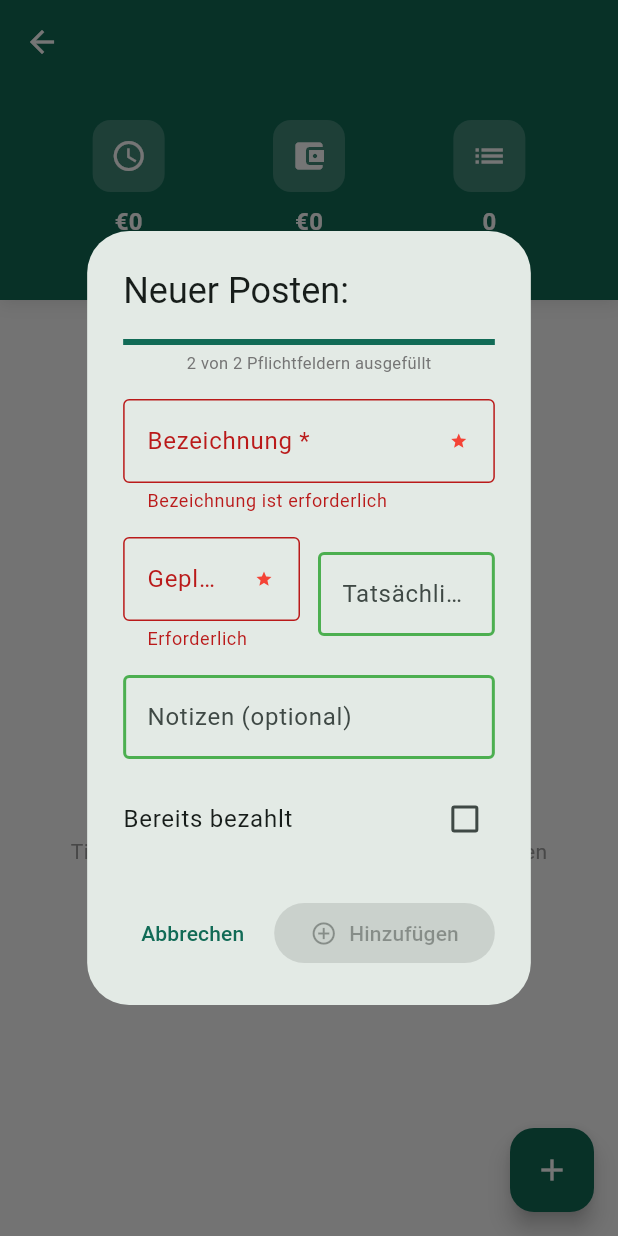
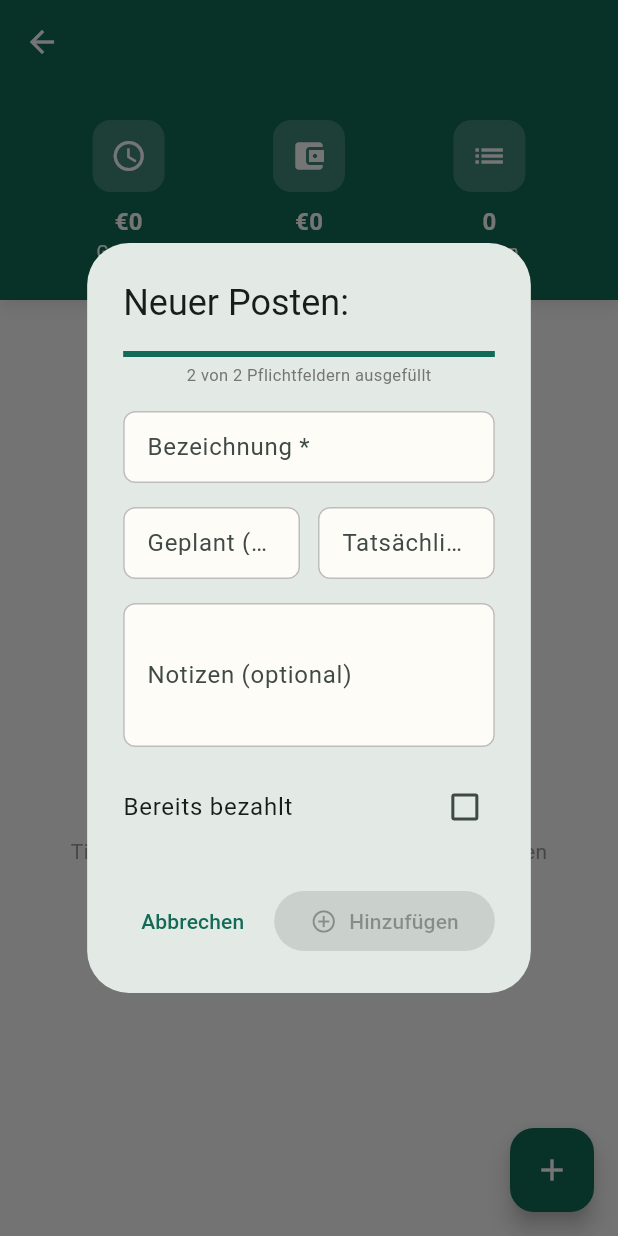
Before and after one commit to Hans-byte2/Hochzeitsapp, a Flutter app: the CategoryDetailPage screen opened directly with empty values, after a tap on the "add" icon, on a phone screen of 412 x 824 dp. Run offline on Flutter 3.47's test engine with Material 3 defaults, Android fonts, the phone set to English and light mode, and no system bars; our stand-ins replace file_picker, fl_chart, flutter_local_notifications, flutter_riverpod, image_picker, open_filex and 7 more; missing offline and left inert: excel; accounts and stored records are empty.

Commit message:
Feature: Zwischenstand

```diff
--- a/lib/screens/budget_detail_screen.dart
+++ b/lib/screens/budget_detail_screen.dart
@@ -472,7 +472,7 @@
 }
 
 // ============================================================================
-// ADD BUDGET ITEM DIALOG - Mit Smart Validation
+// ADD BUDGET ITEM DIALOG - Mit Smart Validation UND InputFormatter
 // ============================================================================
 
 class _AddBudgetItemDialog extends StatefulWidget {
@@ -521,6 +521,13 @@
         (_fieldValidation['planned'] ?? false);
   }
 
+  double? _parseGermanNumber(String value) {
+    if (value.trim().isEmpty) return null;
+    // Ersetze Komma durch Punkt
+    final normalized = value.trim().replaceAll(',', '.');
+    return double.tryParse(normalized);
+  }
+
   Future<void> _save() async {
     if (!_isFormValid) return;
 
@@ -528,8 +535,8 @@
       final db = await DatabaseHelper.instance.database;
       await db.insert('budget_items', {
         'name': _nameController.text.trim(),
-        'planned': double.tryParse(_plannedController.text) ?? 0.0,
-        'actual': double.tryParse(_actualController.text) ?? 0.0,
+        'planned': _parseGermanNumber(_plannedController.text) ?? 0.0,
+        'actual': _parseGermanNumber(_actualController.text) ?? 0.0,
         'category': widget.category,
         'notes': _notesController.text.trim(),
         'paid': _isPaid ? 1 : 0,
@@ -613,7 +620,7 @@
 
             const SizedBox(height: 16),
 
-            // Geplant / Tatsächlich
+            // Geplant / Tatsächlich MIT INPUT FORMATTER
             Row(
               children: [
                 Expanded(
@@ -624,16 +631,16 @@
                     controller: _plannedController,
                     onValidationChanged: _updateFieldValidation,
                     isDisabled: false,
-                    keyboardType: TextInputType.number,
+                    keyboardType: const TextInputType.numberWithOptions(
+                      decimal: true,
+                    ),
                     validator: (value) {
                       if (value == null || value.trim().isEmpty) {
                         return 'Erforderlich';
                       }
-                      final parsed = double.tryParse(
-                        value.replaceAll(',', '.'),
-                      );
+                      final parsed = _parseGermanNumber(value);
                       if (parsed == null) {
-                        return 'Ungültig';
+                        return 'Ungültige Zahl';
                       }
                       if (parsed < 0) {
                         return 'Muss ≥ 0 sein';
@@ -652,14 +659,14 @@
                     controller: _actualController,
                     onValidationChanged: _updateFieldValidation,
                     isDisabled: false,
-                    keyboardType: TextInputType.number,
+                    keyboardType: const TextInputType.numberWithOptions(
+                      decimal: true,
+                    ),
                     validator: (value) {
                       if (value != null && value.trim().isNotEmpty) {
-                        final parsed = double.tryParse(
-                          value.replaceAll(',', '.'),
-                        );
+                        final parsed = _parseGermanNumber(value);
                         if (parsed == null) {
-                          return 'Ungültig';
+                          return 'Ungültige Zahl';
                         }
                         if (parsed < 0) {
                           return 'Muss ≥ 0 sein';
@@ -724,7 +731,7 @@
 }
 
 // ============================================================================
-// EDIT BUDGET ITEM DIALOG - Mit Smart Validation
+// EDIT BUDGET ITEM DIALOG - Mit Smart Validation UND InputFormatter
 // ============================================================================
 
 class _EditBudgetItemDialog extends StatefulWidget {
@@ -795,6 +802,13 @@
         (_fieldValidation['edit_planned'] ?? false);
   }
 
+  double? _parseGermanNumber(String value) {
+    if (value.trim().isEmpty) return null;
+    // Ersetze Komma durch Punkt
+    final normalized = value.trim().replaceAll(',', '.');
+    return double.tryParse(normalized);
+  }
+
   Future<void> _save() async {
     if (!_isFormValid) return;
 
@@ -804,12 +818,8 @@
         'budget_items',
         {
           'name': _nameController.text.trim(),
-          'planned':
-              double.tryParse(_plannedController.text.replaceAll(',', '.')) ??
-              0.0,
-          'actual':
-              double.tryParse(_actualController.text.replaceAll(',', '.')) ??
-              0.0,
+          'planned': _parseGermanNumber(_plannedController.text) ?? 0.0,
+          'actual': _parseGermanNumber(_actualController.text) ?? 0.0,
           'notes': _notesController.text.trim(),
           'paid': _isPaid ? 1 : 0,
         },
@@ -919,7 +929,7 @@
 
             const SizedBox(height: 16),
 
-            // Geplant / Tatsächlich
+            // Geplant / Tatsächlich MIT INPUT FORMATTER
             Row(
               children: [
                 Expanded(
@@ -930,16 +940,16 @@
                     controller: _plannedController,
                     onValidationChanged: _updateFieldValidation,
                     isDisabled: false,
-                    keyboardType: TextInputType.number,
+                    keyboardType: const TextInputType.numberWithOptions(
+                      decimal: true,
+                    ),
                     validator: (value) {
                       if (value == null || value.trim().isEmpty) {
                         return 'Erforderlich';
                       }
-                      final parsed = double.tryParse(
-                        value.replaceAll(',', '.'),
-                      );
+                      final parsed = _parseGermanNumber(value);
                       if (parsed == null) {
-                        return 'Ungültig';
+                        return 'Ungültige Zahl';
                       }
                       if (parsed < 0) {
                         return 'Muss ≥ 0 sein';
@@ -958,14 +968,14 @@
                     controller: _actualController,
                     onValidationChanged: _updateFieldValidation,
                     isDisabled: false,
-                    keyboardType: TextInputType.number,
+                    keyboardType: const TextInputType.numberWithOptions(
+                      decimal: true,
+                    ),
                     validator: (value) {
                       if (value != null && value.trim().isNotEmpty) {
-                        final parsed = double.tryParse(
-                          value.replaceAll(',', '.'),
-                        );
+                        final parsed = _parseGermanNumber(value);
                         if (parsed == null) {
-                          return 'Ungültig';
+                          return 'Ungültige Zahl';
                         }
                         if (parsed < 0) {
                           return 'Muss ≥ 0 sein';
--- a/lib/widgets/forms/smart_text_field.dart
+++ b/lib/widgets/forms/smart_text_field.dart
@@ -1,4 +1,5 @@
 import 'package:flutter/material.dart';
+import 'package:flutter/services.dart';
 
 class SmartTextField extends StatefulWidget {
   final String label;
@@ -8,11 +9,12 @@
   final Function(String, bool) onValidationChanged;
   final bool isDisabled;
   final String? Function(String?)? validator;
+  final TextInputType? keyboardType;
   final TextInputAction? textInputAction;
-  final TextInputType? keyboardType;
+  final List<TextInputFormatter>? inputFormatters; // NEU!
 
   const SmartTextField({
-    super.key,
+    Key? key,
     required this.label,
     required this.fieldKey,
     required this.isRequired,
@@ -20,99 +22,129 @@
     required this.onValidationChanged,
     required this.isDisabled,
     this.validator,
+    this.keyboardType,
     this.textInputAction,
-    this.keyboardType,
-  });
+    this.inputFormatters, // NEU!
+  }) : super(key: key);
 
   @override
   State<SmartTextField> createState() => _SmartTextFieldState();
 }
 
 class _SmartTextFieldState extends State<SmartTextField> {
+  bool _isValid = false;
   String? _errorText;
-  bool _isValid = false;
+  bool _hasInteracted = false;
 
   @override
   void initState() {
     super.initState();
-    widget.controller.addListener(_validateField);
-    // Initiale Validierung NACH dem Build
+    widget.controller.addListener(_onTextChanged);
+    // Initiale Validierung
     WidgetsBinding.instance.addPostFrameCallback((_) {
-      _validateField();
+      _validateField(widget.controller.text);
     });
   }
 
   @override
   void dispose() {
-    widget.controller.removeListener(_validateField);
+    widget.controller.removeListener(_onTextChanged);
     super.dispose();
   }
 
-  void _validateField() {
-    final value = widget.controller.text;
+  void _onTextChanged() {
+    if (_hasInteracted) {
+      _validateField(widget.controller.text);
+    }
+  }
+
+  void _validateField(String value) {
+    if (!mounted) return;
+
+    final validator = widget.validator;
     String? error;
     bool isValid = false;
 
-    if (widget.validator != null) {
-      error = widget.validator!(value);
+    if (validator != null) {
+      error = validator(value);
       isValid = error == null;
-    } else if (widget.isRequired) {
-      isValid = value.trim().isNotEmpty;
-      error = isValid ? null : '${widget.label} ist erforderlich';
     } else {
-      isValid = true;
+      // Standard-Validierung wenn kein validator angegeben
+      if (widget.isRequired) {
+        isValid = value.trim().isNotEmpty;
+        error = isValid ? null : 'Dieses Feld ist erforderlich';
+      } else {
+        isValid = true;
+      }
     }
 
-    // WICHTIG: setState nur wenn sich was geändert hat
-    if (_errorText != error || _isValid != isValid) {
-      setState(() {
-        _errorText = error;
-        _isValid = isValid;
-      });
+    setState(() {
+      _isValid = isValid;
+      _errorText = error;
+    });
 
-      // Callback NACH setState
-      widget.onValidationChanged(widget.fieldKey, isValid);
-    }
+    widget.onValidationChanged(widget.fieldKey, isValid);
   }
 
   @override
   Widget build(BuildContext context) {
+    final scheme = Theme.of(context).colorScheme;
+
     return TextField(
       controller: widget.controller,
       enabled: !widget.isDisabled,
+      keyboardType: widget.keyboardType,
       textInputAction: widget.textInputAction,
-      keyboardType: widget.keyboardType,
-      style: TextStyle(
-        color: widget.isDisabled ? Colors.grey : Colors.black87,
-        fontWeight: widget.isDisabled ? FontWeight.bold : FontWeight.normal,
-      ),
+      inputFormatters: widget.inputFormatters, // NEU!
+      maxLines: widget.keyboardType == TextInputType.multiline ? 3 : 1,
+      onChanged: (value) {
+        if (!_hasInteracted) {
+          setState(() => _hasInteracted = true);
+        }
+        _validateField(value);
+      },
       decoration: InputDecoration(
-        labelText: '${widget.label}${widget.isRequired ? ' *' : ''}',
-        errorText: _errorText,
+        labelText: widget.label + (widget.isRequired ? ' *' : ''),
+        errorText: _hasInteracted ? _errorText : null,
         border: OutlineInputBorder(
-          borderSide: BorderSide(color: _isValid ? Colors.green : Colors.grey),
+          borderRadius: BorderRadius.circular(8),
+          borderSide: BorderSide(
+            color: _isValid && _hasInteracted
+                ? Colors.green
+                : Colors.grey.shade400,
+          ),
         ),
         enabledBorder: OutlineInputBorder(
+          borderRadius: BorderRadius.circular(8),
           borderSide: BorderSide(
-            color: _isValid ? Colors.green : Colors.grey,
-            width: _isValid ? 2 : 1,
+            color: _isValid && _hasInteracted
+                ? Colors.green
+                : Colors.grey.shade400,
+            width: _isValid && _hasInteracted ? 2 : 1,
           ),
         ),
         focusedBorder: OutlineInputBorder(
+          borderRadius: BorderRadius.circular(8),
           borderSide: BorderSide(
-            color: _isValid ? Colors.green : Theme.of(context).primaryColor,
+            color: _isValid && _hasInteracted ? Colors.green : scheme.primary,
             width: 2,
           ),
         ),
-        filled: widget.isDisabled,
-        fillColor: widget.isDisabled ? Colors.grey[200] : null,
-        suffixIcon: widget.isDisabled
+        errorBorder: OutlineInputBorder(
+          borderRadius: BorderRadius.circular(8),
+          borderSide: const BorderSide(color: Colors.red, width: 2),
+        ),
+        focusedErrorBorder: OutlineInputBorder(
+          borderRadius: BorderRadius.circular(8),
+          borderSide: const BorderSide(color: Colors.red, width: 2),
+        ),
+        suffixIcon: _hasInteracted && _isValid
             ? const Icon(Icons.check_circle, color: Colors.green)
-            : _isValid && widget.controller.text.trim().isNotEmpty
-            ? const Icon(Icons.check_circle, color: Colors.green)
-            : widget.isRequired
-            ? const Icon(Icons.star, color: Colors.red, size: 12)
             : null,
+        contentPadding: const EdgeInsets.symmetric(
+          horizontal: 12,
+          vertical: 12,
+        ),
       ),
     );
   }
```
Also changed, not shown: lib/config/supabase_config.dart (added, +14 -0 lines).
